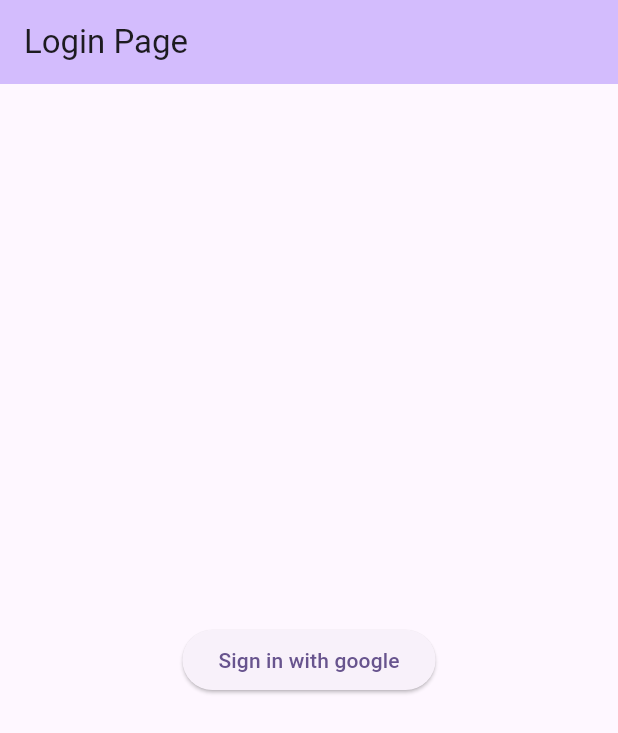
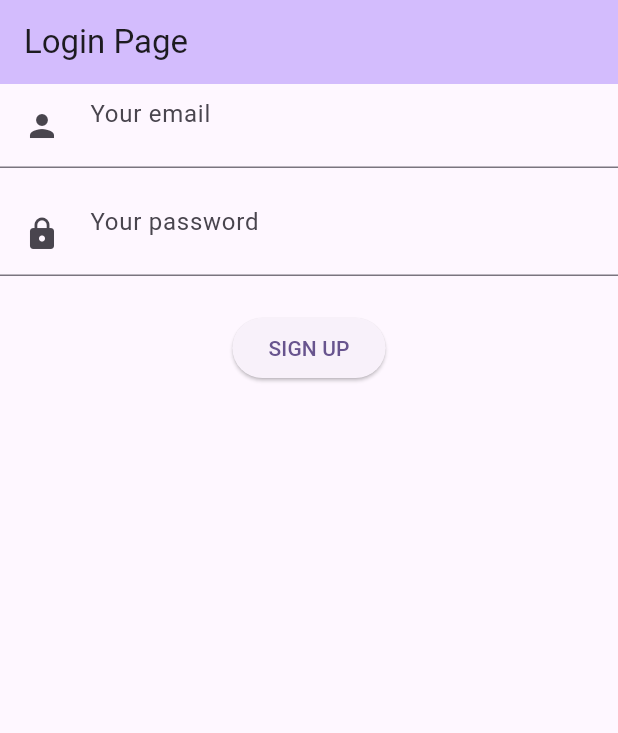
Before and after one commit to VigneshRaja2000/task-managment, a Flutter app: the screen it shows after launch, on a phone screen of 412 x 824 dp. Shown: the top 733 px of the screen. Run offline on Flutter 3.47's test engine with Material 3 defaults, Android fonts, the phone set to English and light mode, and no system bars; our stand-ins replace appwrite, get.

Commit message:
update config

```diff
--- a/lib/login/login_controller.dart
+++ b/lib/login/login_controller.dart
@@ -1,19 +1,50 @@
 import 'package:appwrite/appwrite.dart';
 import 'package:appwrite/enums.dart';
+import 'package:flutter/material.dart';
 import 'package:get/get.dart';
 import 'package:task_managment/core/service/config.dart';
 
 class LoginController extends GetxController {
   // var googleSignIn = GoogleSignIn();
+  TextEditingController emailController = TextEditingController();
+  TextEditingController passwordController = TextEditingController();
+
+  signUp(Map map) async {
+    final client = Client()
+        .setEndpoint(AppWriteConfig.endpoint) // Your API Endpoint
+        .setSelfSigned()
+        .setProject(AppWriteConfig.projectID); // Your project ID
+
+    final account = Account(client);
+
+    try {
+      final response = await account.create(
+          userId: map['userId'],
+          email: map['email'],
+          password: map['password']);
+      return {"data": response, "success": true};
+    } catch (e) {
+      return {"data": null, "success": false};
+    }
+  }
+
   signIn() async {
     final client = Client()
         .setEndpoint(AppWriteConfig.endpoint) // Your API Endpoint
+        .setSelfSigned()
         .setProject(AppWriteConfig.projectID); // Your project ID
 
     final account = Account(client);
 
 // Go to OAuth provider login page
-    await account.createOAuth2Session(
-        provider: OAuthProvider.google, scopes: ['profile', 'email']);
+    try {
+      var response = await account.createOAuth2Session(
+          provider: OAuthProvider.google, scopes: ['profile', 'email']);
+      print(response);
+      return true;
+    } catch (e) {
+      print(e);
+      return true;
+    }
   }
 }
--- a/lib/login/login_view.dart
+++ b/lib/login/login_view.dart
@@ -1,10 +1,18 @@
+import 'package:appwrite/appwrite.dart';
 import 'package:flutter/material.dart';
 import 'package:get/get.dart';
 import 'package:task_managment/app_path.dart';
 import 'login_controller.dart';
 
+const kPrimaryColor = Color(0xFF6F35A5);
+const kPrimaryLightColor = Color(0xFFF1E6FF);
+
+const double defaultPadding = 16.0;
+
 class LoginPage extends GetView<LoginController> {
-  const LoginPage({super.key});
+  const LoginPage({
+    Key? key,
+  }) : super(key: key);
 
   @override
   Widget build(BuildContext context) {
@@ -13,20 +21,69 @@ class LoginPage extends GetView<LoginController> {
           title: const Text('Login Page'),
           backgroundColor: Theme.of(context).colorScheme.inversePrimary,
         ),
-      body: Center(
+        body: Form(
           child: Column(
-        mainAxisAlignment: MainAxisAlignment.center,
             children: [
+              TextFormField(
+                controller: controller.emailController,
+                keyboardType: TextInputType.emailAddress,
+                textInputAction: TextInputAction.next,
+                cursorColor: kPrimaryColor,
+                onSaved: (email) {},
+                decoration: const InputDecoration(
+                  hintText: "Your email",
+                  prefixIcon: Padding(
+                    padding: EdgeInsets.all(defaultPadding),
+                    child: Icon(Icons.person),
+                  ),
+                ),
+              ),
+              Padding(
+                padding: const EdgeInsets.symmetric(vertical: defaultPadding),
+                child: TextFormField(
+                  controller: controller.passwordController,
+                  textInputAction: TextInputAction.done,
+                  obscureText: true,
+                  cursorColor: kPrimaryColor,
+                  decoration: const InputDecoration(
+                    hintText: "Your password",
+                    prefixIcon: Padding(
+                      padding: EdgeInsets.all(defaultPadding),
+                      child: Icon(Icons.lock),
+                    ),
+                  ),
+                ),
+              ),
+              const SizedBox(height: defaultPadding / 2),
               ElevatedButton(
-            // onPressed: controller.logout,
-            onPressed: () {
-              controller.signIn();
-              // Get.toNamed(AppPaths.tasks);
-            },
-            child: const Text('Sign in with google'),
+                onPressed: () async {
+                  Map user = {
+                    "userId": ID.unique(),
+                    "email": controller.emailController.text,
+                    "password": controller.passwordController.text
+                  };
+                  await controller.signUp(user).then((val) {
+                    print(val);
+                    if (val['success']) {
+                      Get.toNamed(AppPaths.tasks);
+                    } else {
+                      // Show Snackbar
+                      ScaffoldMessenger.of(context).showSnackBar(
+                        SnackBar(
+                          content: Text('User already exists'),
+                          duration: Duration(
+                              seconds:
+                                  2), // Duration the Snackbar will be shown
                         ),
-        ],
-      )),
                       );
                     }
+                  });
+                },
+                child: Text("Sign Up".toUpperCase()),
+              ),
+              const SizedBox(height: defaultPadding),
+            ],
+          ),
+        ));
   }
+}
--- a/lib/task/task_view.dart
+++ b/lib/task/task_view.dart
@@ -1,6 +1,7 @@
 // task_view.dart
 import 'package:flutter/material.dart';
 import 'package:get/get.dart';
+import 'package:task_managment/core/service/appwrite_client.dart';
 import 'task_controller.dart';
 
 class TaskView extends GetView<TaskController> {
@@ -29,8 +30,9 @@ class TaskView extends GetView<TaskController> {
         );
       }),
       floatingActionButton: FloatingActionButton(
-        onPressed: () {
+        onPressed: () async {
           // Get.to(() => AddTaskView());
+          await AppWriteClient.instance.createTask();
         },
         tooltip: 'Add Task',
         child: const Icon(Icons.add),
--- a/pubspec.yaml
+++ b/pubspec.yaml
@@ -36,6 +36,7 @@ dependencies:
   cupertino_icons: ^1.0.6
   get: ^4.6.6
   appwrite: null
+  dart_appwrite: null
   device_info_plus: 9.1.2
   package_info_plus: 5.0.1
 
```
Also changed, not shown: lib/core/service/appwrite_client.dart (+21 -8 lines), pubspec.lock, 1 other file. Lines whose indentation alone changed are shown as unchanged.
